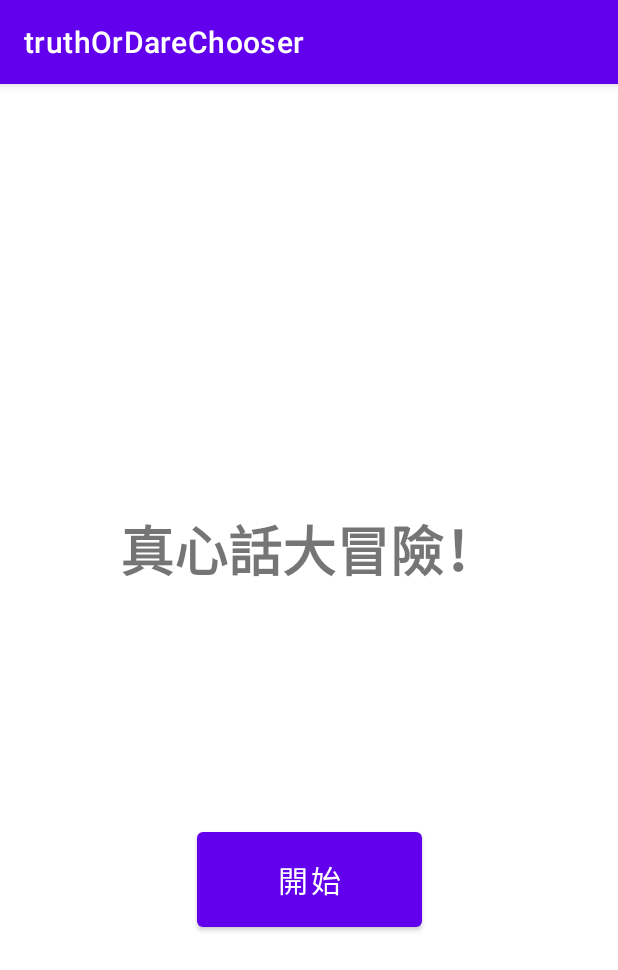
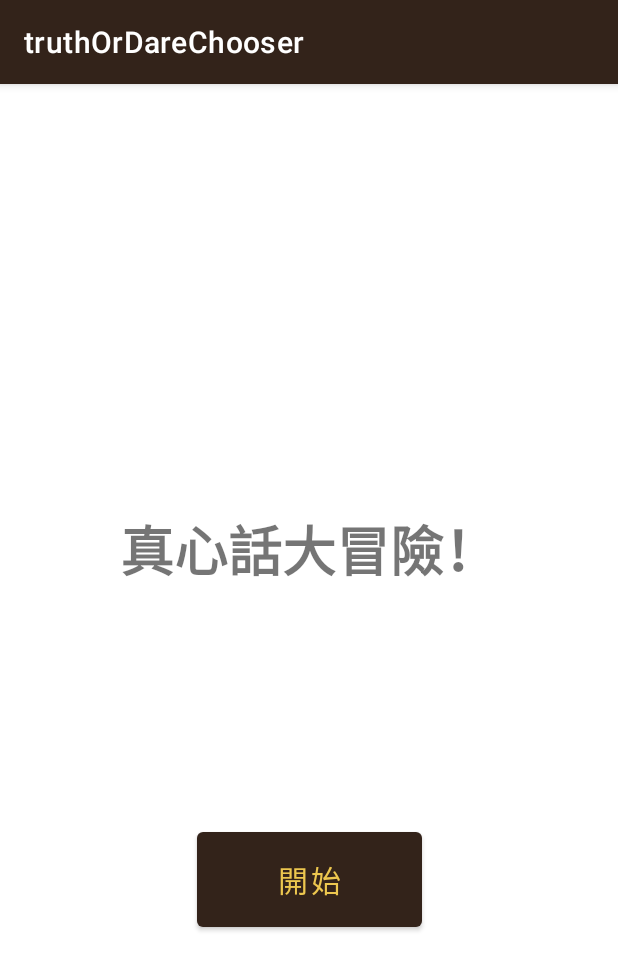
Before and after one commit to tolinlaws/truthOrDareChooser, an Android app: the screen it shows after launch (MainActivity), on a phone screen of 412 x 824 dp. Shown: the top 970 px of the screen. Run offline under Robolectric (Android 15) with nearby library versions, the phone set to English and light mode, and no system bars.

Commit message:
beautiful :D

```diff
--- a/app/src/main/res/values/colors.xml
+++ b/app/src/main/res/values/colors.xml
@@ -1,10 +1,10 @@
 <?xml version="1.0" encoding="utf-8"?>
 <resources>
     <color name="purple_200">#FFBB86FC</color>
-    <color name="purple_500">#FF6200EE</color>
-    <color name="purple_700">#FF3700B3</color>
+    <color name="purple_500">#33231A</color>
+    <color name="purple_700">#33231D</color>
     <color name="teal_200">#FF03DAC5</color>
     <color name="teal_700">#FF018786</color>
     <color name="black">#FF000000</color>
-    <color name="white">#FFFFFFFF</color>
+    <color name="white">#EDC74F</color>
 </resources>
```
Also changed, not shown: app/src/main/res/drawable-v24/wheel.jpg.
